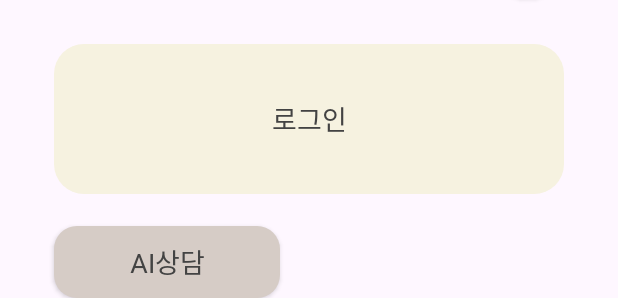
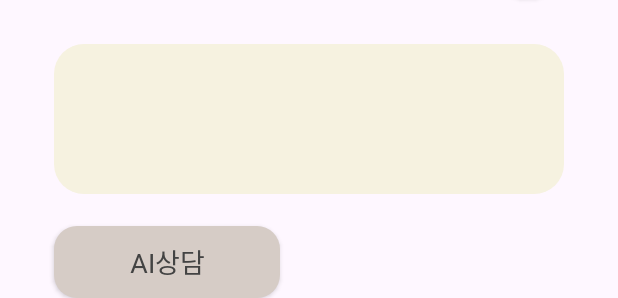
Before and after one commit to deeeasert/mental, an Android app: the layout activity_main.xml on its own in the app's theme, with its tools: preview values and no code run, on a phone screen of 412 x 824 dp. Shown: the part 125-423 px from the top of the screen. Run offline under Robolectric (Android 15) with nearby library versions, the phone set to English and light mode, and no system bars.

Commit message:
Initial commit

```diff
--- a/app/src/main/res/layout/activity_main.xml
+++ b/app/src/main/res/layout/activity_main.xml
@@ -15,14 +15,15 @@
         android:layout_marginBottom="33dp"
         android:background="@drawable/icon"
         android:fontFamily="@font/gmarket_sans_ttf_bold"
-        android:text="User"
+        android:text="@string/user"
         android:textSize="10sp"
         app:layout_constraintBottom_toTopOf="@+id/login_btn"
         app:layout_constraintHorizontal_bias="0.099"
         app:layout_constraintLeft_toLeftOf="parent"
         app:layout_constraintRight_toRightOf="parent"
         app:layout_constraintTop_toTopOf="parent"
-        app:layout_constraintVertical_bias="0.042" />
+        app:layout_constraintVertical_bias="0.042"
+        tools:ignore="SmallSp" />
 
     <androidx.appcompat.widget.AppCompatButton
         android:id="@+id/appCompatButton12"
@@ -50,7 +51,7 @@
         android:background="@drawable/main_back"
         android:fontFamily="@font/gmarket_sans_ttf_bold"
         android:gravity="center"
-        android:text="로그인"
+        android:text=""
         android:textAlignment="center"
         android:textColor="@color/black"
         android:textSize="18sp"
--- a/app/src/main/res/values/strings.xml
+++ b/app/src/main/res/values/strings.xml
@@ -1,3 +1,4 @@
 <resources>
     <string name="app_name">mental</string>
+    <string name="user">User</string>
 </resources>
```
